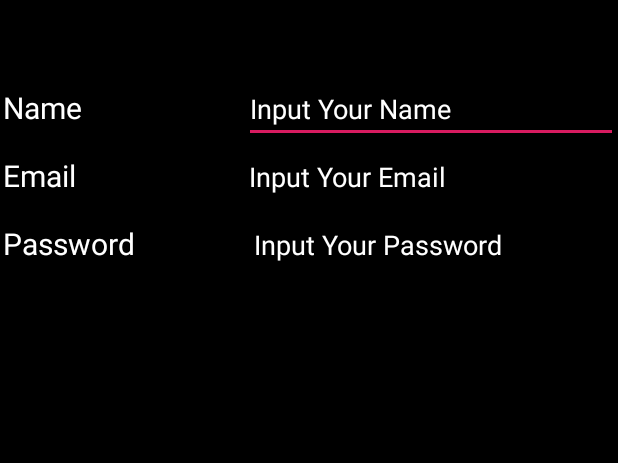
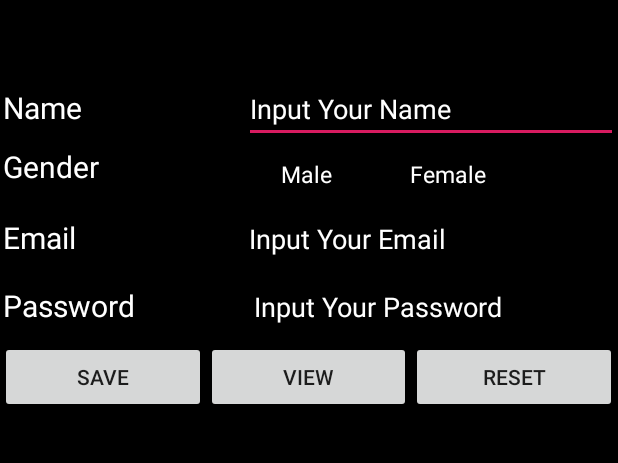
Before and after one commit to ravin92/LearnKotlin, an Android app: the Main2Activity screen opened directly, with no data from a screen before it, on a phone screen of 412 x 824 dp, the part 84-547 px from its top. Run offline under Robolectric (Android 15) with nearby library versions, the phone set to English and light mode, and no system bars.

Commit message:
Tambahan xml regis

```diff
--- a/app/src/main/res/layout/activity_main2.xml
+++ b/app/src/main/res/layout/activity_main2.xml
@@ -33,6 +33,51 @@
             android:textColor="#FFF"
             android:textColorHint="#FFF" />
 
+    </LinearLayout>
+
+    <LinearLayout
+        android:id="@+id/ll_gender"
+        android:layout_width="match_parent"
+        android:layout_height="wrap_content"
+        android:orientation="horizontal"
+        android:weightSum="2"
+        android:layout_below="@+id/ll_name">
+
+        <TextView
+            android:id="@+id/tv_gender"
+            android:layout_width="wrap_content"
+            android:layout_height="wrap_content"
+            android:layout_weight="1"
+            android:padding="2dp"
+            android:text="Gender"
+            android:textColor="#FFF"
+            android:textSize="20dp"/>
+
+        <RadioGroup
+            android:id="@+id/rg_gender_sex_rg"
+            android:layout_width="wrap_content"
+            android:layout_height="wrap_content"
+            android:orientation="horizontal"
+            android:layout_weight="1">
+
+            <RadioButton
+                android:id="@+id/rb_male"
+                android:layout_width="wrap_content"
+                android:layout_height="wrap_content"
+                android:padding="10dp"
+                android:text="Male"
+                android:textColor="#FFF"
+                android:textSize="15dp" />
+
+            <RadioButton
+                android:id="@+id/rb_female"
+                android:layout_width="wrap_content"
+                android:layout_height="wrap_content"
+                android:padding="10dp"
+                android:text="Female"
+                android:textColor="#FFF"
+                android:textSize="15dp" />
+        </RadioGroup>
 
     </LinearLayout>
 
@@ -41,7 +86,7 @@
         android:layout_width="match_parent"
         android:layout_height="wrap_content"
         android:orientation="horizontal"
-        android:layout_below="@+id/ll_name">
+        android:layout_below="@+id/ll_gender">
 
         <TextView
             android:id="@+id/tv_email"
@@ -61,7 +106,6 @@
             android:hint="Input Your Email"
             android:textColor="#FFF"
             android:textColorHint="#FFF"/>
-
 
     </LinearLayout>
 
@@ -94,5 +138,39 @@
             android:textColorHint="#FFF" />
     </LinearLayout>
 
+    <LinearLayout
+        android:id="@+id/ll_btnMain2"
+        android:layout_width="match_parent"
+        android:layout_height="wrap_content"
+        android:orientation="horizontal"
+        android:weightSum="0.6"
+        android:layout_below="@+id/ll_password">
+
+        <Button
+            android:id="@+id/btn_save"
+            android:layout_width="wrap_content"
+            android:layout_height="wrap_content"
+            android:layout_weight="0.2"
+            android:text="Save"
+            android:layout_gravity="center_horizontal"/>
+
+        <Button
+            android:id="@+id/btn_view"
+            android:layout_width="wrap_content"
+            android:layout_height="wrap_content"
+            android:layout_weight="0.2"
+            android:layout_gravity="center_horizontal"
+            android:text="View"/>
+
+        <Button
+            android:id="@+id/btn_resetMain2"
+            android:layout_width="wrap_content"
+            android:layout_height="wrap_content"
+            android:layout_weight="0.2"
+            android:text="Reset"
+            android:layout_gravity="center_horizontal"/>
+
+    </LinearLayout>
+
 
 </RelativeLayout>
```
